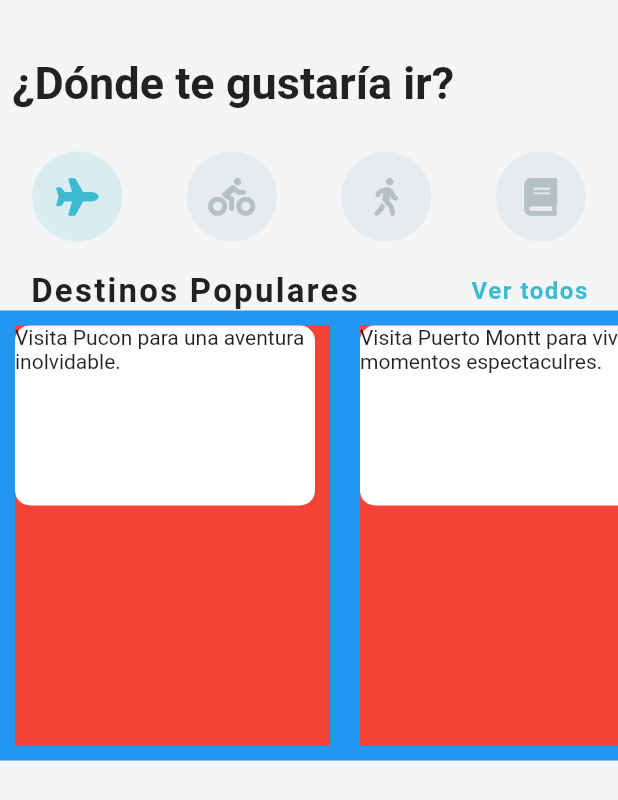
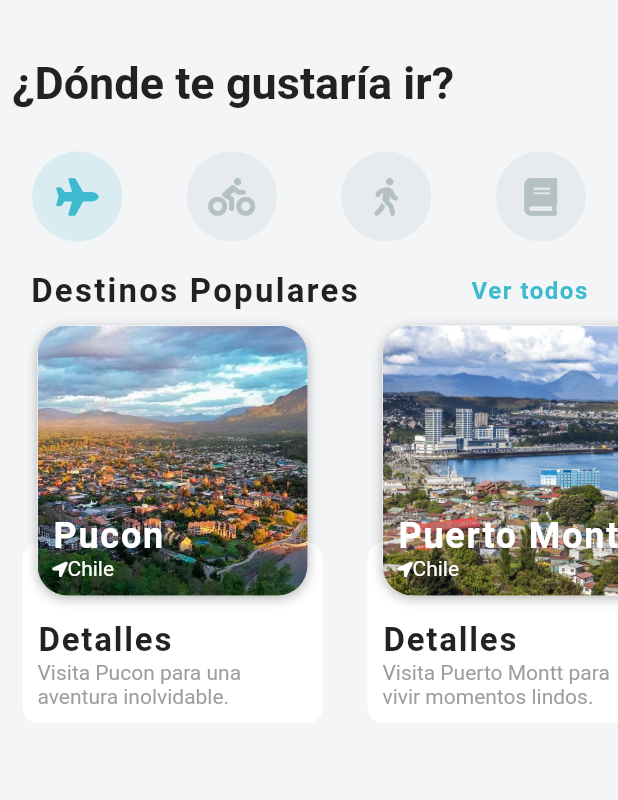
Before and after one commit to Esteban1901/mobile_project, a Flutter app: the screen it shows after launch, on a phone screen of 412 x 824 dp. Shown: the top 800 px of the screen. Run offline on Flutter 3.47's test engine with Material 2 defaults, Android fonts, the phone set to English and light mode, and no system bars; our stand-ins replace font_awesome_flutter.

Commit message:
Segundo avance

```diff
--- a/lib/modelos/modelo_actividad.dart
+++ /dev/null
@@ -1,17 +0,0 @@
-class Actividad {
-  String imageUrl;
-  String name;
-  String type;
-  List<String> startTimes;
-  int rating;
-  int price;
-
-  Actividad({
-    this.imageUrl,
-    this.name,
-    this.type,
-    this.startTimes,
-    this.rating,
-    this.price,
-  });
-}
--- a/lib/modelos/modelo_destino.dart
+++ b/lib/modelos/modelo_destino.dart
@@ -1,5 +1,3 @@
-import 'package:mobile_project/modelos/modelo_actividad.dart';
-
 class Destinos {
   String imageUrl;
   String ciudad;
@@ -25,7 +23,7 @@ List<Destinos> destinos = [
     imageUrl: 'assets/images/puertomontt.jpg',
     ciudad: 'Puerto Montt',
     pais: 'Chile',
-    descripcion: 'Visita Puerto Montt para vivir momentos espectaculres.',
+    descripcion: 'Visita Puerto Montt para vivir momentos lindos.',
   ),
   Destinos(
     imageUrl: 'assets/images/patagonia.jpg',
--- a/lib/widgets/destino.dart
+++ b/lib/widgets/destino.dart
@@ -1,4 +1,5 @@
 import 'package:flutter/material.dart';
+import 'package:font_awesome_flutter/font_awesome_flutter.dart';
 import 'package:mobile_project/modelos/modelo_destino.dart';
 
 class widgetDestino extends StatelessWidget {
@@ -32,31 +33,101 @@ class widgetDestino extends StatelessWidget {
         ),
         Container(
             height: 300.0,
-            color: Colors.blue,
             child: ListView.builder(
               scrollDirection: Axis.horizontal,
               itemCount: destinos.length,
-              itemBuilder: (context, index) {
+              itemBuilder: (BuildContext context, int index) {
                 Destinos destino = destinos[index];
                 return Container(
                   margin: EdgeInsets.all(10.0),
                   width: 210.0,
-                  color: Colors.red,
                   child: Stack(
+                    alignment: Alignment.topCenter,
                     children: <Widget>[
-                      Container(
+                      Positioned(
+                        bottom: 15.0,
+                        child: Container(
                           height: 120.0,
                           width: 200.0,
                           decoration: BoxDecoration(
                               color: Colors.white,
                               borderRadius: BorderRadius.circular(10.0)),
+                          child: Padding(
+                            padding: EdgeInsets.all(10.0),
+                            child: Column(
+                              mainAxisAlignment: MainAxisAlignment.end,
+                              crossAxisAlignment: CrossAxisAlignment.start,
+                              children: <Widget>[
+                                Text('Detalles',
+                                    style: TextStyle(
+                                        fontSize: 22.0,
+                                        fontWeight: FontWeight.w600,
+                                        letterSpacing: 1.2)),
+                                Text(destino.descripcion,
+                                    style: TextStyle(
+                                      color: Colors.grey,
+                                    )),
+                              ],
+                            ),
+                          ),
+                        ),
+                      ),
+                      Container(
+                        decoration: BoxDecoration(
+                          color: Colors.white,
+                          borderRadius: BorderRadius.circular(20.0),
+                          boxShadow: [
+                            BoxShadow(
+                              color: Colors.black26,
+                              offset: Offset(0.0, 2.0),
+                              blurRadius: 6.0,
+                            ),
+                          ],
+                        ),
+                        child: Stack(
+                          children: <Widget>[
+                            ClipRRect(
+                              borderRadius: BorderRadius.circular(20.0),
+                              child: Image(
+                                height: 180.0,
+                                width: 180.0,
+                                image: AssetImage(destino.imageUrl),
+                                fit: BoxFit.cover,
+                              ),
+                            ),
+                            Positioned(
+                              left: 10.0,
+                              bottom: 10.0,
                               child: Column(
                                 crossAxisAlignment: CrossAxisAlignment.start,
                                 children: <Widget>[
-                            Text(destino.descripcion),
+                                  Text(
+                                    destino.ciudad,
+                                    style: TextStyle(
+                                      color: Colors.white,
+                                      fontSize: 24.0,
+                                      fontWeight: FontWeight.w600,
+                                      letterSpacing: 1.2,
+                                    ),
+                                  ),
+                                  Row(
+                                    children: <Widget>[
+                                      Icon(FontAwesomeIcons.locationArrow,
+                                          size: 10.0, color: Colors.white),
+                                      Text(
+                                        destino.pais,
+                                        style: TextStyle(
+                                          color: Colors.white,
+                                        ),
+                                      ),
+                                    ],
+                                  ),
                                 ],
                               ),
                             ),
+                          ],
+                        ),
+                      )
                     ],
                   ),
                 );
```
Also changed, not shown: assets/images/Villarrica.jpg (renamed from assets/Villarrica.jpg), assets/images/gondola.jpg (renamed from assets/gondola.jpg), assets/images/murano.jpg (renamed from assets/murano.jpg), assets/images/patagonia.jpg (renamed from assets/patagonia.jpg), assets/images/pucon.jpg (renamed from assets/pucon.jpg), assets/images/puertomontt.jpg (renamed from assets/puertomontt.jpg), assets/images/puntaArenas.jpg (renamed from assets/puntaArenas.jpg), assets/images/stmarksbasilica.jpg (renamed from assets/stmarksbasilica.jpg). Lines whose indentation alone changed are shown as unchanged.
